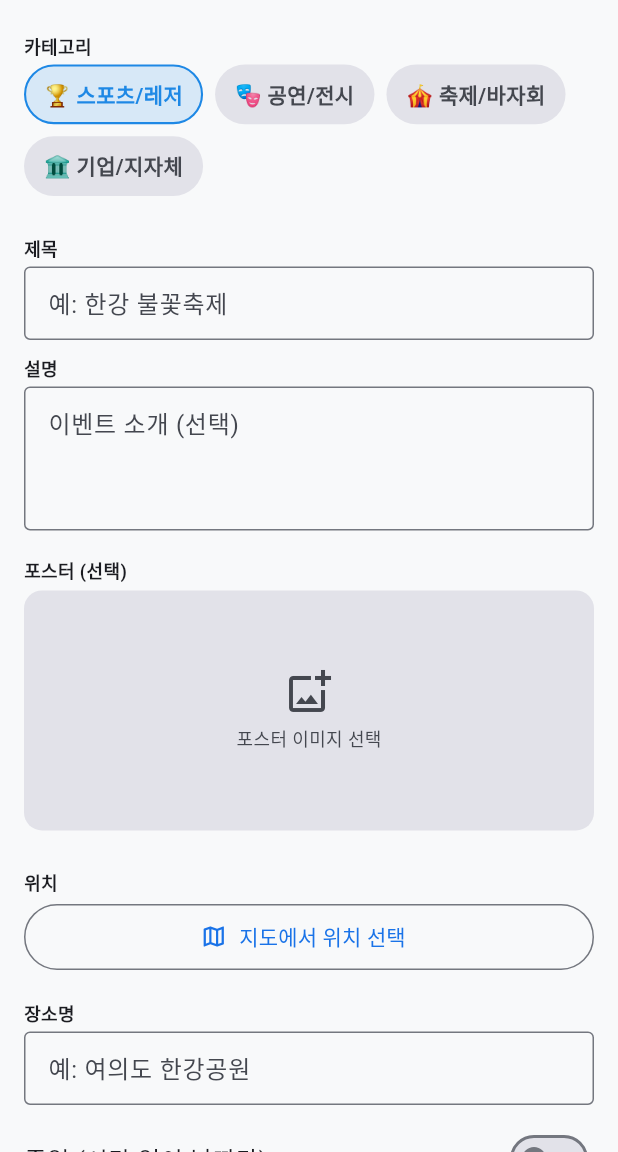
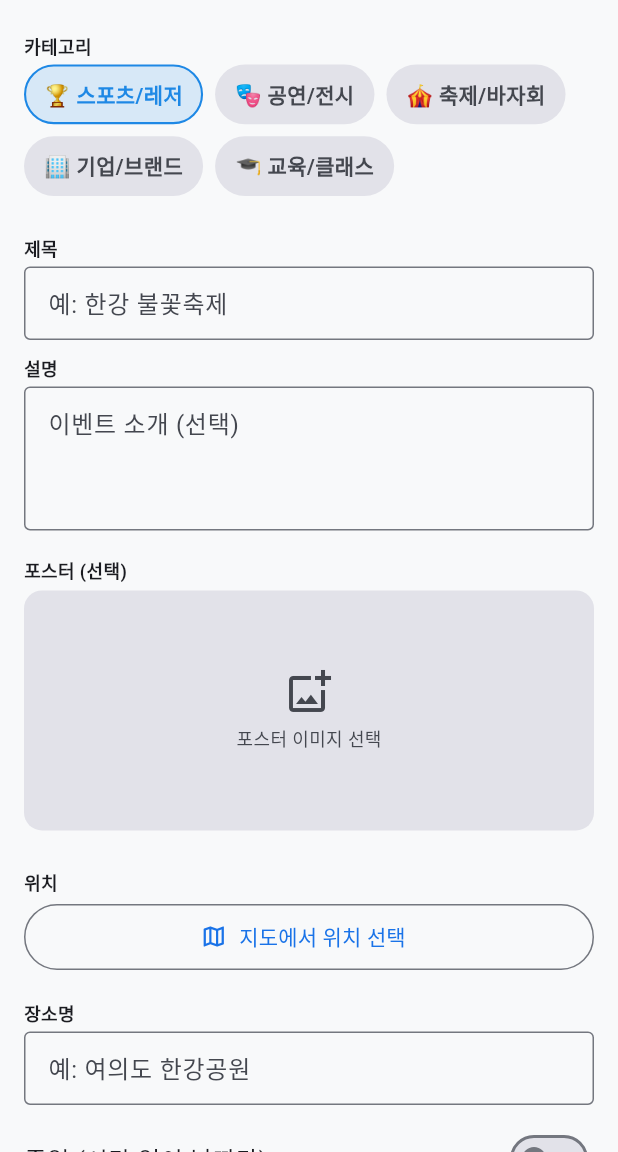
Before and after one commit to JD-Gu/mapvlog, a Flutter app: the EventEditScreen screen opened directly, on a phone screen of 412 x 824 dp, the part 84-1236 px from its top. Run offline on Flutter 3.47's test engine with Material 3 defaults, Android fonts, the phone set to English and light mode, and no system bars; our stand-ins replace battery_plus, camera, cloud_firestore, firebase_auth, firebase_core, firebase_crashlytics and 15 more; missing offline and left inert: dart:html, dart:js, dart:js_interop, exif, flutter_dropzone, gal and 4 more; accounts and stored records are empty.

Commit message:
feat: 이벤트 카테고리 세분화 — 기업/브랜드 · 교육/클래스
- 기업/지자체 잡탕 칸을 두 장르로 분리:
  - public: 기업/지자체 → 기업/브랜드 🏢
  - education(신규): 교육/클래스 🎓
- 지자체 행사는 공연/전시·축제/바자회·교육/클래스가 흡수(별도 칸 제거)
- EventCategory enum/label/emoji/color/fromString/adminCategories 갱신
- 칩·필터·관리자 카테고리 선택은 EventCategory.values 기반이라 자동 반영
- 규칙은 카테고리 문자열 동적 처리라 변경 불필요
- docs/11 현행화
- v1.74.0+121

Co-Authored-By: Claude Opus 4.8 <noreply@anthropic.com>

```diff
--- a/lib/models/event.dart
+++ b/lib/models/event.dart
@@ -8,6 +8,7 @@ enum EventCategory {
   culture,
   festival,
   public,
+  education,
   daily;
 
   String get value => name;
@@ -16,7 +17,8 @@ enum EventCategory {
         EventCategory.sports => '스포츠/레저',
         EventCategory.culture => '공연/전시',
         EventCategory.festival => '축제/바자회',
-        EventCategory.public => '기업/지자체',
+        EventCategory.public => '기업/브랜드',
+        EventCategory.education => '교육/클래스',
         EventCategory.daily => '일상',
       };
 
@@ -24,7 +26,8 @@ enum EventCategory {
         EventCategory.sports => '🏆',
         EventCategory.culture => '🎭',
         EventCategory.festival => '🎪',
-        EventCategory.public => '🏛️',
+        EventCategory.public => '🏢',
+        EventCategory.education => '🎓',
         EventCategory.daily => '🍿',
       };
 
@@ -33,6 +36,7 @@ enum EventCategory {
         EventCategory.culture => const Color(0xFFEC407A),
         EventCategory.festival => const Color(0xFFFFA726),
         EventCategory.public => const Color(0xFF26A69A),
+        EventCategory.education => const Color(0xFF43A047),
         EventCategory.daily => const Color(0xFF7C4DFF),
       };
 
@@ -41,6 +45,7 @@ enum EventCategory {
         'culture' => EventCategory.culture,
         'festival' => EventCategory.festival,
         'public' => EventCategory.public,
+        'education' => EventCategory.education,
         _ => EventCategory.daily,
       };
 
@@ -50,6 +55,7 @@ enum EventCategory {
     culture,
     festival,
     public,
+    education,
   ];
 }
 
--- a/lib/utils/constants.dart
+++ b/lib/utils/constants.dart
@@ -54,8 +54,8 @@ const Color kPolylineColor = Color(0xFF1A73E8);
 const int kPolylineWidth = 4;
 
 // 앱 버전 — pubspec.yaml 의 version 필드와 동기화 유지 (수동)
-const String kAppVersion = '1.73.1';
-const String kAppBuildNumber = '120';
+const String kAppVersion = '1.74.0';
+const String kAppBuildNumber = '121';
 const String kAppChannel = 'beta'; // 'beta' | 'stable'
 
 // ── FCM 푸시 ────────────────────────────────────────────────────────────────
--- a/pubspec.yaml
+++ b/pubspec.yaml
@@ -2,7 +2,7 @@ name: mapvlog
 description: "GPS 타임스탬프 기반 브이로그 플랫폼"
 publish_to: 'none'
 
-version: 1.73.1+120
+version: 1.74.0+121
 
 environment:
   sdk: ^3.11.4
```
Also changed, not shown: 3 other files.
